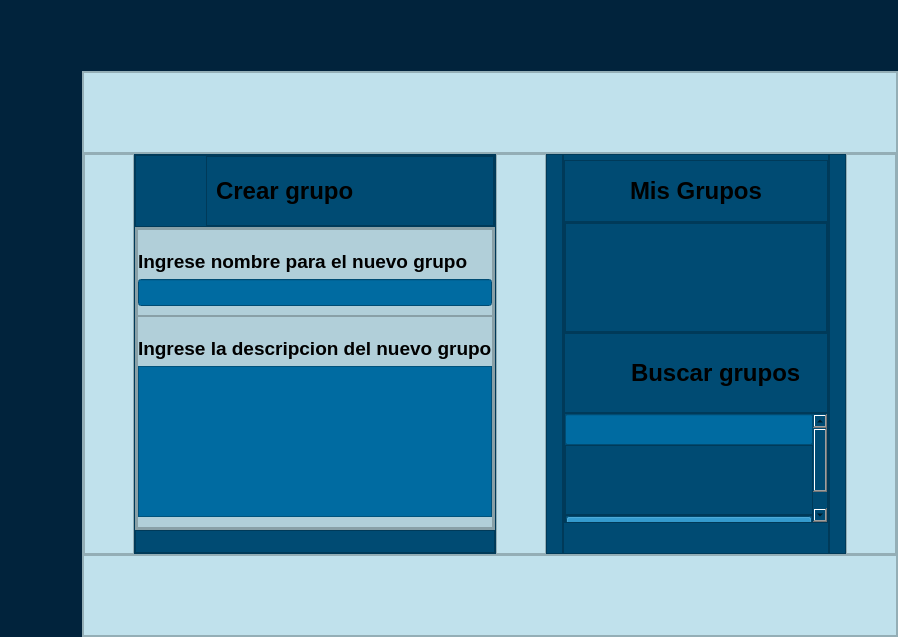
Above: src/resources/interface/Ventana_Grupos.ui from Yosoyepa/MyUnApp before the change. Below: the same form after it.
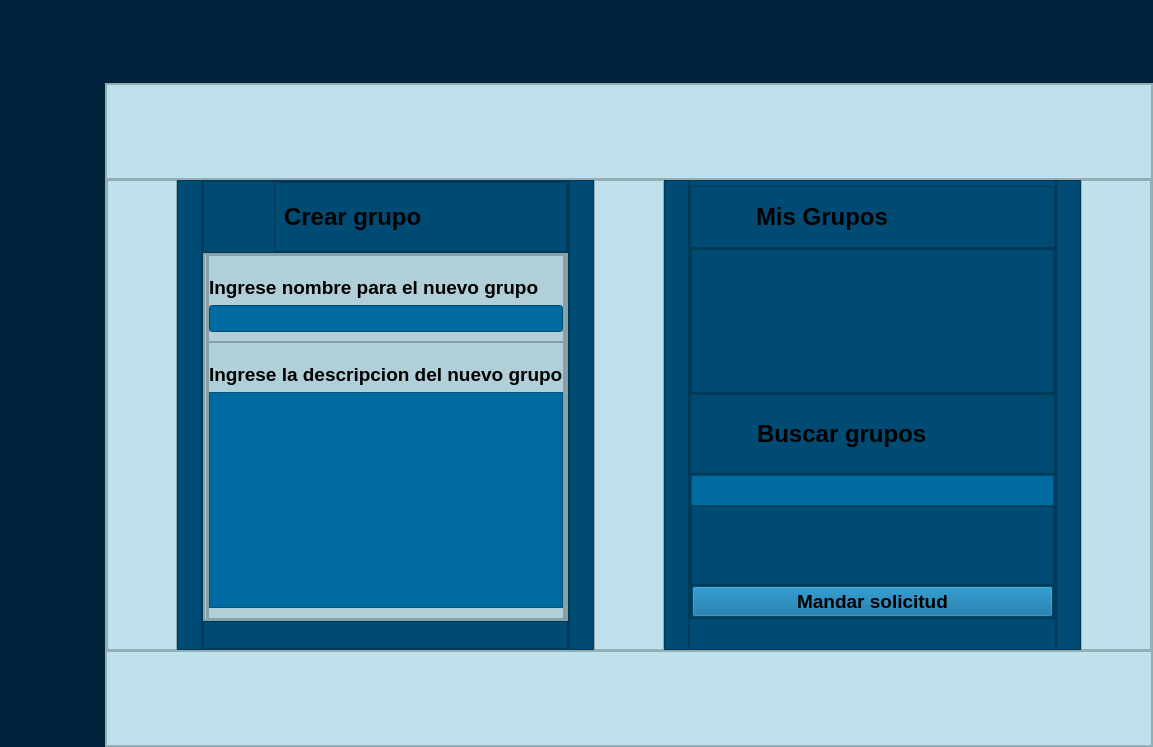
That is the form after the change. Icons and pictures are not drawn.

Commit message: Se añade la busqueda de grupos y solicitud

```diff
--- a/src/resources/interface/Ventana_Grupos.ui
+++ b/src/resources/interface/Ventana_Grupos.ui
@@ -6,8 +6,8 @@
    <rect>
     <x>0</x>
     <y>0</y>
-    <width>898</width>
-    <height>637</height>
+    <width>1153</width>
+    <height>747</height>
    </rect>
   </property>
   <property name="windowTitle">
@@ -1039,8 +1039,8 @@
                           <rect>
                            <x>0</x>
                            <y>0</y>
-                           <width>262</width>
-                           <height>109</height>
+                           <width>363</width>
+                           <height>144</height>
                           </rect>
                          </property>
                          <layout class="QVBoxLayout" name="verticalLayout_11">
@@ -1151,8 +1151,8 @@
                           <rect>
                            <x>0</x>
                            <y>0</y>
-                           <width>245</width>
-                           <height>135</height>
+                           <width>363</width>
+                           <height>143</height>
                           </rect>
                          </property>
                          <layout class="QVBoxLayout" name="verticalLayout_12" stretch="1,10,2">
```
Left out of the diff: 4 changed lines with no effect on the pictures. The commit also changes 4 other files.
